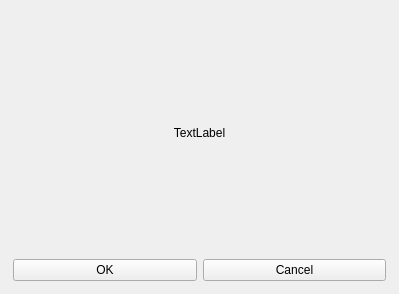
Above: epyq/hmidialog.ui from epcpower/st before the change. Below: the same form after it.
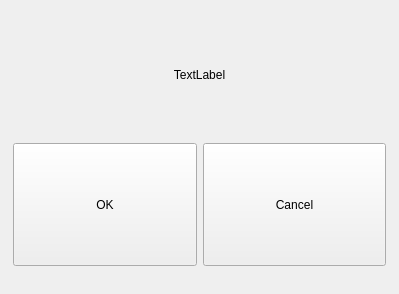
That is the form after the change.

Commit message: Allow dialog buttons to expand vertically (up to 40px) and space up from bottom

```diff
--- a/epyq/hmidialog.ui
+++ b/epyq/hmidialog.ui
@@ -52,6 +52,12 @@
     <layout class="QHBoxLayout" name="horizontalLayout">
      <item>
       <widget class="QPushButton" name="ok_button">
+       <property name="sizePolicy">
+        <sizepolicy hsizetype="Minimum" vsizetype="MinimumExpanding">
+         <horstretch>0</horstretch>
+         <verstretch>0</verstretch>
+        </sizepolicy>
+       </property>
        <property name="text">
         <string>OK</string>
        </property>
@@ -59,6 +65,12 @@
      </item>
      <item>
       <widget class="QPushButton" name="cancel_button">
+       <property name="sizePolicy">
+        <sizepolicy hsizetype="Minimum" vsizetype="MinimumExpanding">
+         <horstretch>0</horstretch>
+         <verstretch>0</verstretch>
+        </sizepolicy>
+       </property>
        <property name="text">
         <string>Cancel</string>
        </property>
@@ -66,6 +78,22 @@
      </item>
     </layout>
    </item>
+   <item>
+    <spacer name="verticalSpacer_3">
+     <property name="orientation">
+      <enum>Qt::Vertical</enum>
+     </property>
+     <property name="sizeType">
+      <enum>QSizePolicy::Fixed</enum>
+     </property>
+     <property name="sizeHint" stdset="0">
+      <size>
+       <width>0</width>
+       <height>15</height>
+      </size>
+     </property>
+    </spacer>
+   </item>
   </layout>
  </widget>
  <resources/>
```
